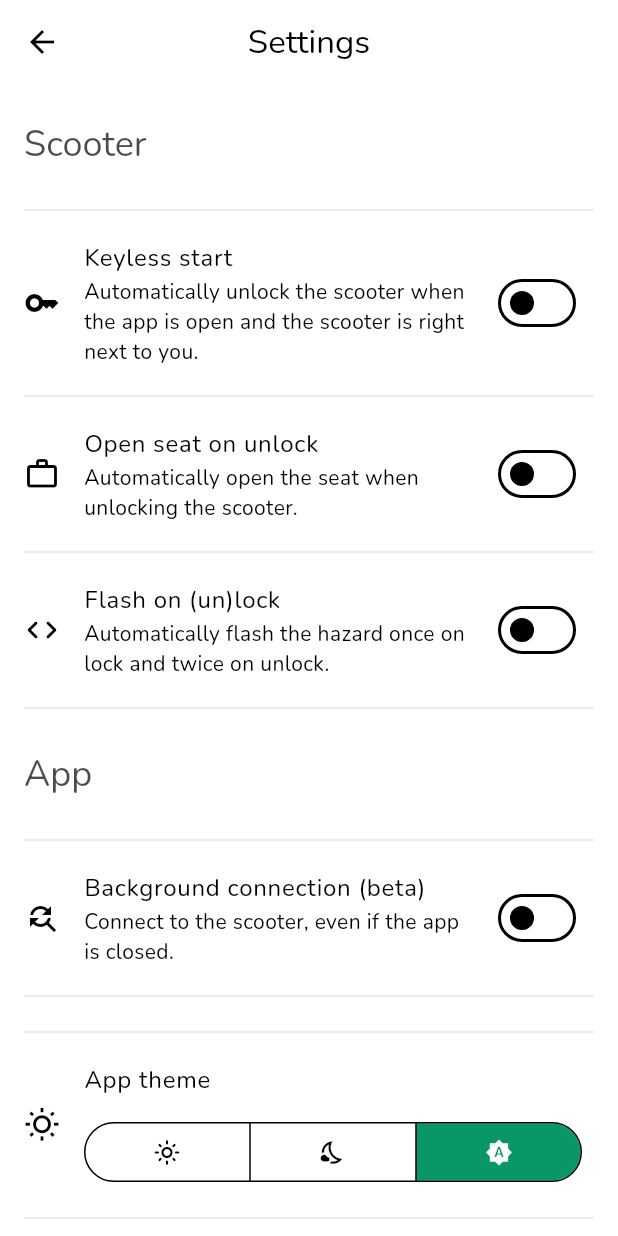
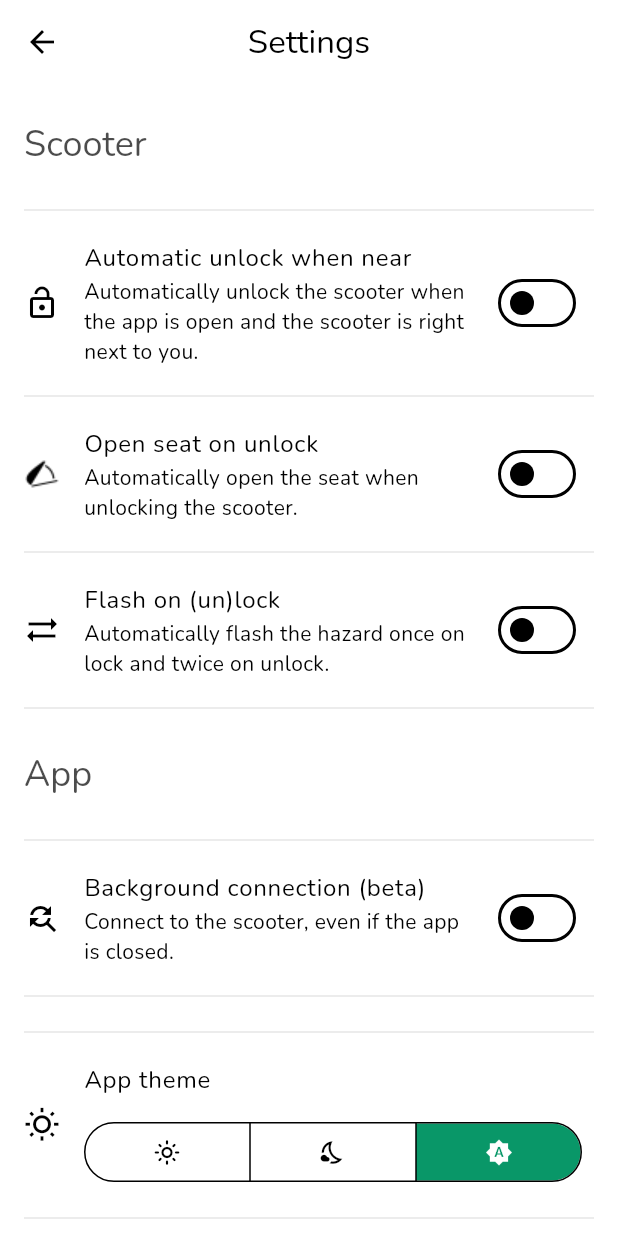
Before and after one commit to reunu/unustasis, a Flutter app: the SettingsScreen screen opened directly, on a phone screen of 412 x 824 dp. Run offline on Flutter 3.47's test engine with Material 3 defaults, Android fonts, the light colour scheme and no system bars; our stand-ins replace device_info_plus, easy_dynamic_theme, flutter_blue_plus, flutter_i18n, flutter_local_notifications, flutter_native_splash and 9 more; missing offline and left inert: appcheck, flutter_background_service, flutter_email_sender, flutter_nfc_kit, flutter_photon, flutter_sharing_intent and 4 more; accounts and stored records are empty.

Commit message:
fix(ls): clarify scooter settings icons

```diff
--- a/assets/i18n/de.json
+++ b/assets/i18n/de.json
@@ -191,7 +191,7 @@
     "settings_biometrics_description": "Fingerabdruck oder Gesichtserkennung zum Entsperren der App verlangen.",
     "biometrics_message": "Authentifizieren, um fortzufahren",
     "biometrics_failed": "Authentifizierung fehlgeschlagen",
-    "settings_auto_unlock": "Keyless Start",
+    "settings_auto_unlock": "Automatisch entsperren, wenn in der Nähe",
     "settings_auto_unlock_description": "Automatisch entsperren, wenn die App offen und das Gerät direkt neben dem Roller ist.",
     "settings_auto_unlock_threshold": "Keyless Start Distanz",
     "settings_auto_unlock_threshold_explainer": "Aktuelle Distanz (heller Strich): {rssi} dBm",
--- a/assets/i18n/en.json
+++ b/assets/i18n/en.json
@@ -191,7 +191,7 @@
     "settings_biometrics_description": "Require fingerprint or face recognition to access the app.",
     "biometrics_message": "Authenticate to access app",
     "biometrics_failed": "Authentication failed",
-    "settings_auto_unlock": "Keyless start",
+    "settings_auto_unlock": "Automatic unlock when near",
     "settings_auto_unlock_description": "Automatically unlock the scooter when the app is open and the scooter is right next to you.",
     "settings_auto_unlock_threshold": "Keyless start distance",
     "settings_auto_unlock_threshold_explainer": "Current distance (light line): {rssi} dBm",
--- a/assets/i18n/fr.json
+++ b/assets/i18n/fr.json
@@ -191,7 +191,7 @@
     "settings_biometrics_description": "Exiger une empreinte digitale ou la reconnaissance faciale pour accéder à l'application.",
     "biometrics_message": "Authentifiez-vous pour accéder à l'application",
     "biometrics_failed": "Échec de l'authentification",
-    "settings_auto_unlock": "Démarrage sans clé",
+    "settings_auto_unlock": "Déverrouillage automatique à proximité",
     "settings_auto_unlock_description": "Déverrouiller automatiquement le scooter quand l'application est ouverte et que le scooter est juste à côté de vous.",
     "settings_auto_unlock_threshold": "Distance de démarrage sans clé",
     "settings_auto_unlock_threshold_explainer": "Distance actuelle (ligne claire) : {rssi} dBm",
--- a/assets/i18n/nl.json
+++ b/assets/i18n/nl.json
@@ -191,7 +191,7 @@
     "settings_biometrics_description": "Vingerafdruk of gezichtsherkenning vereisen om de app te openen.",
     "biometrics_message": "Verifieer om de app te openen",
     "biometrics_failed": "Verificatie mislukt",
-    "settings_auto_unlock": "Sleutelloos starten",
+    "settings_auto_unlock": "Automatisch ontgrendelen in de buurt",
     "settings_auto_unlock_description": "De scooter automatisch ontgrendelen wanneer de app open is en de scooter vlakbij staat.",
     "settings_auto_unlock_threshold": "Sleutelloze startafstand",
     "settings_auto_unlock_threshold_explainer": "Huidige afstand (lichte lijn): {rssi} dBm",
--- a/assets/i18n/pi.json
+++ b/assets/i18n/pi.json
@@ -171,7 +171,7 @@
     "settings_biometrics_description": "Require yer fingerprint or face recognition to get on board",
     "biometrics_message": "Authenticate to access the app, ye scurvy dog.",
     "biometrics_failed": "Arrr! Authentication failed, walk the plank!",
-    "settings_auto_unlock": "Ghost ship",
+    "settings_auto_unlock": "Automatic unlock when near",
     "settings_auto_unlock_description": "Automatically unlock yer ship when the app be open and the ship be right next to ye. Beware: Might slow down the connection to yer ship on iOS",
     "settings_auto_unlock_threshold": "Ghost ship distance",
     "settings_auto_unlock_threshold_explainer": "Current distance (light line): {rssi} dBm",
--- a/lib/stats/settings_screen.dart
+++ b/lib/stats/settings_screen.dart
@@ -496,7 +496,7 @@ class _SettingsScreenState extends State<SettingsScreen> {
         if (isLibrescoot)
           ..._librescootScooterSettingsItems(supportsScheduledHibernation: supportsScheduledHibernation),
         SwitchListTile(
-          secondary: const Icon(Icons.key_outlined),
+          secondary: const Icon(Icons.lock_open),
           title: Text(FlutterI18n.translate(context, "settings_auto_unlock")),
           subtitle: Text(
             FlutterI18n.translate(context, "settings_auto_unlock_description"),
@@ -585,7 +585,10 @@ class _SettingsScreenState extends State<SettingsScreen> {
             ),
           ),
         SwitchListTile(
-          secondary: const Icon(Icons.work_outline),
+          secondary: const ImageIcon(
+            AssetImage("assets/icons/librescoot-seatbox-open.png"),
+            size: 24,
+          ),
           title: Text(
             FlutterI18n.translate(context, "settings_open_seat_on_unlock"),
           ),
@@ -604,7 +607,7 @@ class _SettingsScreenState extends State<SettingsScreen> {
           },
         ),
         SwitchListTile(
-          secondary: const Icon(Icons.code_rounded),
+          secondary: const Icon(Icons.sync_alt),
           title: Text(FlutterI18n.translate(context, "settings_hazard_locking")),
           subtitle: Text(
             FlutterI18n.translate(context, "settings_hazard_locking_description"),
@@ -694,7 +697,7 @@ class _SettingsScreenState extends State<SettingsScreen> {
           builder: (context, biometricsOptionsSnap) {
             if (biometricsOptionsSnap.hasData && biometricsOptionsSnap.data!.isNotEmpty) {
               return SwitchListTile(
-                secondary: const Icon(Icons.lock_outlined),
+                secondary: const Icon(Icons.fingerprint),
                 title: Text(FlutterI18n.translate(context, "settings_biometrics")),
                 subtitle: Text(
                   FlutterI18n.translate(context, "settings_biometrics_description"),
--- a/pubspec.yaml
+++ b/pubspec.yaml
@@ -121,6 +121,7 @@ flutter:
     - assets/i18n/
     - assets/
     - assets/anim/
+    - assets/icons/
 
   fonts:
     - family: icomoon
```
Also changed, not shown: assets/icons/librescoot-seatbox-open.png (added).
